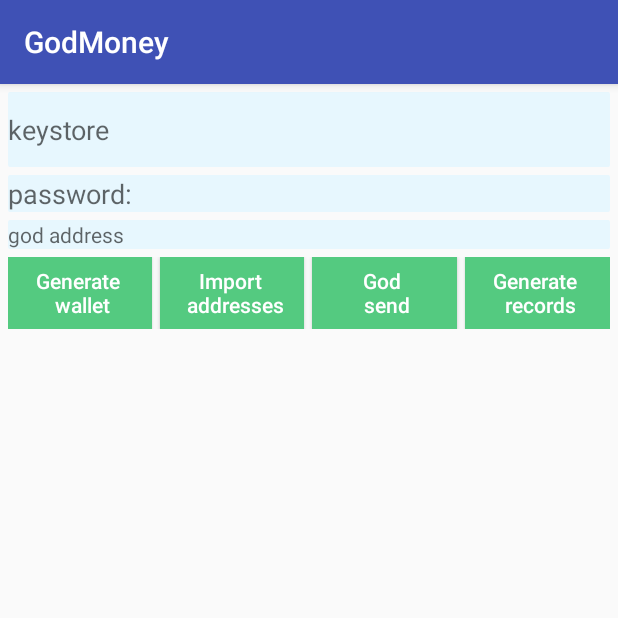
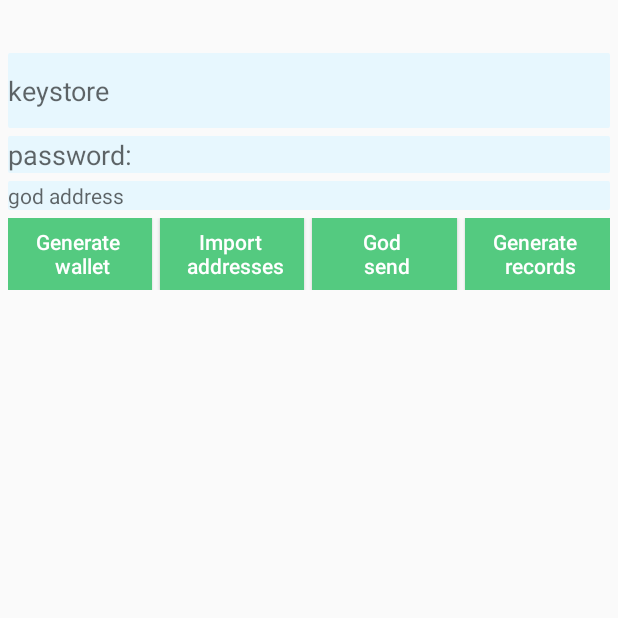
Before and after one commit to SteelCabbage/GodMoney, an Android app: the screen it shows after launch (MainActivity), on a phone screen of 412 x 824 dp, the top half of it. Run offline under Robolectric (Android 15) with nearby library versions, the phone set to English and light mode, and no system bars.

Commit message:
modify UI

```diff
--- /dev/null
+++ b/app/src/main/java/chinapex/com/godmoney/view/BaseActivity.java
@@ -0,0 +1,59 @@
+package chinapex.com.godmoney.view;
+
+import android.graphics.Color;
+import android.os.Build;
+import android.os.Bundle;
+import android.support.annotation.Nullable;
+import android.support.v7.app.AppCompatActivity;
+import android.view.View;
+
+import java.lang.reflect.Field;
+
+import chinapex.com.godmoney.utils.CpLog;
+
+/**
+ * Created by SteelCabbage on 2018/5/21 0021.
+ */
+
+public class BaseActivity extends AppCompatActivity {
+
+    private static final String TAG = BaseActivity.class.getSimpleName();
+
+    /***是否显示状态栏*/
+    private boolean mIsShowStatusBar = false;
+    private boolean mIsBlackStatusBar = false;
+
+    @Override
+    protected void onCreate(@Nullable Bundle savedInstanceState) {
+        super.onCreate(savedInstanceState);
+
+        //沉浸式状态栏
+        if (!mIsShowStatusBar) {
+            if (Build.VERSION.SDK_INT >= Build.VERSION_CODES.N) {
+                try {
+                    Class decorViewClazz = Class.forName("com.android.internal.policy.DecorView");
+                    Field field = decorViewClazz.getDeclaredField("mSemiTransparentStatusBarColor");
+                    field.setAccessible(true);
+                    field.setInt(getWindow().getDecorView(), Color.TRANSPARENT);
+                } catch (IllegalAccessException e) {
+                    CpLog.e(TAG, "onCreate() -> IllegalAccessException:" + e.getMessage());
+                } catch (NoSuchFieldException e) {
+                    CpLog.e(TAG, "onCreate() -> NoSuchFieldException:" + e.getMessage());
+                } catch (ClassNotFoundException e) {
+                    CpLog.e(TAG, "onCreate() -> ClassNotFoundException:" + e.getMessage());
+                }
+            }
+
+            if (Build.VERSION.SDK_INT >= Build.VERSION_CODES.M) {
+                if (mIsBlackStatusBar) {
+                    getWindow().getDecorView().setSystemUiVisibility(
+                            View.SYSTEM_UI_FLAG_LAYOUT_FULLSCREEN
+                                    | View.SYSTEM_UI_FLAG_LIGHT_STATUS_BAR);
+                } else {
+                    getWindow().getDecorView().setSystemUiVisibility(
+                            View.SYSTEM_UI_FLAG_LAYOUT_FULLSCREEN);
+                }
+            }
+        }
+    }
+}
--- a/app/src/main/java/chinapex/com/godmoney/view/MainActivity.java
+++ b/app/src/main/java/chinapex/com/godmoney/view/MainActivity.java
@@ -41,7 +41,7 @@ import chinapex.com.godmoney.utils.ToastUtils;
 import neomobile.Tx;
 import neomobile.Wallet;
 
-public class MainActivity extends AppCompatActivity implements SwipeRefreshLayout
+public class MainActivity extends BaseActivity implements SwipeRefreshLayout
         .OnRefreshListener, AddressRVA.OnItemClickListener, View.OnClickListener,
         IFromKeystoreToWalletCallback, IReadAccountsCallback, IWriteRecordsCallback {
 
--- a/app/src/main/res/layout/activity_main.xml
+++ b/app/src/main/res/layout/activity_main.xml
@@ -8,6 +8,7 @@
     tools:context="chinapex.com.godmoney.view.MainActivity">
 
     <EditText
+        android:layout_marginTop="30dp"
         android:id="@+id/et_keystore"
         android:layout_width="match_parent"
         android:layout_height="50dp"
--- a/app/src/main/res/values/styles.xml
+++ b/app/src/main/res/values/styles.xml
@@ -1,11 +1,14 @@
 <resources>
 
     <!-- Base application theme. -->
-    <style name="AppTheme" parent="Theme.AppCompat.Light.DarkActionBar">
+    <style name="AppTheme" parent="Theme.AppCompat.Light.NoActionBar">
         <!-- Customize your theme here. -->
         <item name="colorPrimary">@color/colorPrimary</item>
         <item name="colorPrimaryDark">@color/colorPrimaryDark</item>
         <item name="colorAccent">@color/colorAccent</item>
+        <item name="android:windowTranslucentStatus">true</item>
+        <item name="windowNoTitle">true</item>
+        <item name="android:windowNoTitle">true</item>
     </style>
 
 </resources>
```
